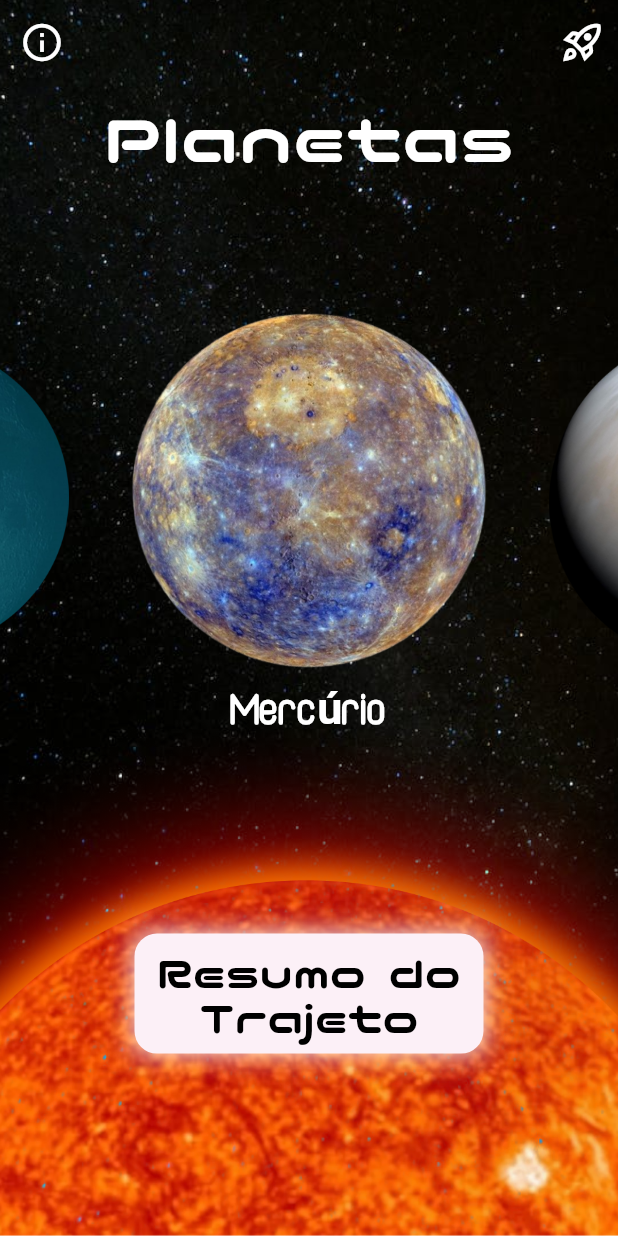
After one commit to zamuelfernandes/odyssey_app, a Flutter app: the InitialPage screen opened directly, on a phone screen of 412 x 824 dp. The commit adds this screen. Run offline on Flutter 3.47's test engine with Material 2 defaults, Android fonts, the phone set to English and light mode, and no system bars; drawn by our look-alikes of carousel_slider; our stand-ins replace flutter_svg, smooth_page_indicator, youtube_player_flutter.

Commit message:
Revisão geral

```diff
--- /dev/null
+++ b/lib/pages/initialPage/initialPage.dart
@@ -0,0 +1,208 @@
+// ignore_for_file: file_names
+
+import 'package:carousel_slider/carousel_slider.dart';
+import 'package:flutter/material.dart';
+import 'package:odyssey_app/models/planets.dart';
+import 'package:odyssey_app/pages/aboutPage/aboutPage.dart';
+import 'package:odyssey_app/pages/initialPage/aboutPlanet.dart';
+import 'package:odyssey_app/pages/travelPage/travelPage.dart';
+import 'package:odyssey_app/services/jsonData.dart';
+import 'package:odyssey_app/themes/app_colors.dart';
+
+class InitialPage extends StatefulWidget {
+  final String title;
+
+  const InitialPage({
+    Key? key,
+    this.title = 'InitialPage',
+  }) : super(key: key);
+  @override
+  InitialPageState createState() => InitialPageState();
+}
+
+class InitialPageState extends State<InitialPage> {
+  Planets planets = Planets();
+  List<Planet> cart = [];
+
+  @override
+  void initState() {
+    // TODO: implement initState
+    super.initState();
+    planets = planetsList;
+    cart = [
+      planetsList.planets![0],
+      planetsList.planets![3],
+      planetsList.planets![1],
+      planetsList.planets![6],
+    ];
+  }
+
+  @override
+  Widget build(BuildContext context) {
+    double screenHeight = MediaQuery.sizeOf(context).height;
+    double screenWidth = MediaQuery.sizeOf(context).width;
+
+    return Container(
+      width: screenWidth,
+      height: screenHeight,
+      decoration: const BoxDecoration(
+        image: DecorationImage(
+          image: AssetImage("assets/images/background2.png"),
+          fit: BoxFit.cover,
+        ),
+      ),
+      child: Scaffold(
+        backgroundColor: Colors.transparent,
+        appBar: AppBar(
+          backgroundColor: Colors.transparent,
+          leading: IconButton(
+            color: AppColors.white,
+            onPressed: () {
+              Navigator.push(
+                context,
+                MaterialPageRoute(
+                  builder: (context) => const AboutPage(),
+                ),
+              );
+            },
+            icon: const Icon(
+              Icons.info_outlined,
+              size: 30,
+            ),
+          ),
+          actions: <Widget>[
+            IconButton(
+              color: AppColors.white,
+              iconSize: 30,
+              onPressed: () {},
+              icon: const Icon(Icons.rocket_launch_outlined),
+            ),
+          ],
+        ),
+        body: Column(
+          mainAxisAlignment: MainAxisAlignment.start,
+          children: [
+            const Text(
+              'Planetas',
+              style: TextStyle(
+                fontFamily: 'NicoMoji',
+                color: AppColors.white,
+                fontSize: 48,
+              ),
+            ),
+            Padding(
+              padding: EdgeInsets.only(top: 50, bottom: screenHeight * 0.1),
+              child: CarouselSlider(
+                options: CarouselOptions(
+                  height: 350,
+                  enlargeCenterPage: true,
+                  aspectRatio: 16 / 2,
+                  autoPlayCurve: Curves.fastOutSlowIn,
+                  enableInfiniteScroll: true,
+                  viewportFraction: 0.65,
+                ),
+                items: planets.planets!
+                    .map(
+                      (planet) => InkWell(
+                        highlightColor: Colors.transparent,
+                        splashColor: Colors.transparent,
+                        focusColor: Colors.transparent,
+                        onTap: () {
+                          Navigator.push(
+                            context,
+                            MaterialPageRoute(
+                              builder: ((context) =>
+                                  AboutPlanetPage(planet: planet)),
+                            ),
+                          );
+                        },
+                        child: Column(
+                          mainAxisAlignment: MainAxisAlignment.center,
+                          children: [
+                            Hero(
+                              tag: '${planet.nome}',
+                              child: Image.asset(
+                                planet.imagem!,
+                                fit: BoxFit.cover,
+                                width: planet.nome == 'Saturno'
+                                    ? screenWidth * 0.7
+                                    : screenWidth * 0.6,
+                              ),
+                            ),
+                            Text(
+                              planet.nome!,
+                              style: const TextStyle(
+                                color: AppColors.white,
+                                fontSize: 30,
+                                fontWeight: FontWeight.bold,
+                              ),
+                            ),
+                          ],
+                        ),
+                      ),
+                    )
+                    .toList(),
+              ),
+            ),
+            Padding(
+              padding: const EdgeInsets.only(top: 15),
+              child: Container(
+                decoration: const BoxDecoration(
+                  boxShadow: [
+                    BoxShadow(
+                      color: AppColors.white,
+                      blurRadius: 15,
+                      spreadRadius: 0.2,
+                    ),
+                  ],
+                ),
+                child: ElevatedButton(
+                  onPressed: () {
+                    if (cart.isEmpty) {
+                      final snackBar = SnackBar(
+                        backgroundColor: Colors.red[600],
+                        content: const Row(
+                          children: [
+                            Icon(
+                              Icons.error_outline,
+                              color: Colors.white,
+                            ),
+                            SizedBox(width: 12.0),
+                            Text(
+                              'NENHUM PLANETA SELECIONADO.',
+                              style: TextStyle(
+                                fontSize: 16.0,
+                                color: Colors.white,
+                              ),
+                            ),
+                          ],
+                        ),
+                        duration: const Duration(seconds: 3),
+                      );
+                      ScaffoldMessenger.of(context).showSnackBar(snackBar);
+                    } else {
+                      Navigator.push(
+                        context,
+                        MaterialPageRoute(
+                          builder: (context) => TravelPage(planets: cart),
+                        ),
+                      );
+                    }
+                  },
+                  child: const Text(
+                    'Resumo do\nTrajeto',
+                    style: TextStyle(
+                      fontSize: 30,
+                      color: AppColors.black,
+                    ),
+                    textAlign: TextAlign.center,
+                  ),
+                ),
+              ),
+            )
+          ],
+        ),
+      ),
+    );
+  }
+}
--- a/lib/pages/tutorialPage/tutorialPage.dart
+++ b/lib/pages/tutorialPage/tutorialPage.dart
@@ -10,7 +10,7 @@ import 'package:odyssey_app/themes/app_colors.dart';
 import '../../models/distances.dart';
 import '../../models/planets.dart';
 import '../../services/jsonData.dart';
-import '../initialPage/carrousselPage.dart';
+import '../initialPage/initialPage.dart';
 
 class TutorialPage extends StatefulWidget {
   final String title;
@@ -302,7 +302,7 @@ class TutorialPageState extends State<TutorialPage> {
                           Navigator.push(
                             context,
                             MaterialPageRoute(
-                              builder: ((context) => const CarrouselPage()),
+                              builder: ((context) => const InitialPage()),
                             ),
                           );
                         },
```
Also changed, not shown: lib/pages/initialPage/aboutPlanet.dart (+58 -32 lines), lib/pages/initialPage/carrousselPage.dart (deleted, +0 -204 lines), lib/pages/travelPage/travelPage.dart (+7 -4 lines), assets/images/background2.png (added), assets/images/background3.png (added), assets/images/planets/Netuno.png, assets/images/player.png.
